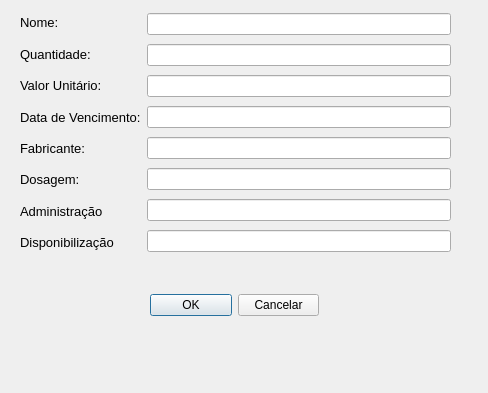
Above: Projeto 2/JanelaCadMedicamento.ui from andersoncoutinho/Linguagem-de-Programacao-I before the change. Below: the same form after it.
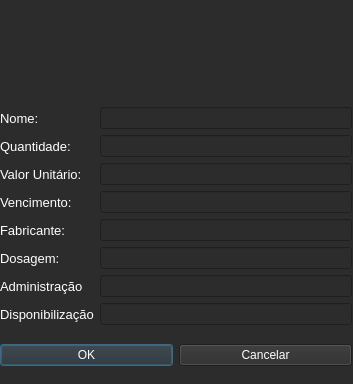
That is the form after the change. Icons and pictures are not drawn.

Commit message: add styleSheet janelas

The edit to the form file:
```diff
--- a/Projeto 2/JanelaCadMedicamento.ui
+++ b/Projeto 2/JanelaCadMedicamento.ui
@@ -6,48 +6,41 @@
    <rect>
     <x>0</x>
     <y>0</y>
-    <width>488</width>
-    <height>393</height>
+    <width>353</width>
+    <height>384</height>
    </rect>
   </property>
   <property name="windowTitle">
    <string>Dialog</string>
   </property>
-  <widget class="QWidget" name="horizontalLayoutWidget_2">
+  <property name="styleSheet">
+   <string notr="true">background-color: rgb(44, 44, 44);
+color: rgb(255, 255, 255);</string>
+  </property>
+  <widget class="QWidget" name="verticalLayoutWidget">
    <property name="geometry">
     <rect>
-     <x>150</x>
-     <y>280</y>
-     <width>169</width>
-     <height>51</height>
+     <x>0</x>
+     <y>0</y>
+     <width>352</width>
+     <height>381</height>
     </rect>
    </property>
-   <layout class="QHBoxLayout" name="horizontalLayout_3">
+   <layout class="QVBoxLayout" name="verticalLayout">
     <item>
-     <widget class="QPushButton" name="pushButton_3">
-      <property name="text">
-       <string>OK</string>
+     <widget class="QLabel" name="label_17">
+      <property name="maximumSize">
+       <size>
+        <width>350</width>
+        <height>75</height>
+       </size>
       </property>
-     </widget>
-    </item>
-    <item>
-     <widget class="QPushButton" name="pushButton_4">
       <property name="text">
-       <string>Cancelar</string>
+       <string/>
       </property>
      </widget>
     </item>
-   </layout>
-  </widget>
-  <widget class="QWidget" name="horizontalLayoutWidget">
-   <property name="geometry">
-    <rect>
-     <x>20</x>
-     <y>10</y>
-     <width>431</width>
-     <height>245</height>
-    </rect>
-   </property>
+    <item>
    <layout class="QHBoxLayout" name="horizontalLayout_4">
     <item>
      <layout class="QVBoxLayout" name="verticalLayout_5">
@@ -95,7 +88,7 @@
          </font>
         </property>
         <property name="text">
-         <string>Data de Vencimento:</string>
+           <string>Vencimento:</string>
         </property>
        </widget>
       </item>
@@ -178,8 +171,30 @@
      </layout>
     </item>
    </layout>
-  </widget>
- </widget>
- <resources/>
+    </item>
+    <item>
+     <layout class="QHBoxLayout" name="horizontalLayout_3">
+      <item>
+       <widget class="QPushButton" name="pushButton_3">
+        <property name="text">
+         <string>OK</string>
+        </property>
+       </widget>
+      </item>
+      <item>
+       <widget class="QPushButton" name="pushButton_4">
+        <property name="text">
+         <string>Cancelar</string>
+        </property>
+       </widget>
+      </item>
+     </layout>
+    </item>
+   </layout>
+  </widget>
+ </widget>
+ <resources>
+  <include location="Arquivo_de_Recursos.qrc"/>
+ </resources>
  <connections/>
 </ui>
```
Left out of the diff: 6 changed lines with no effect on the pictures. Lines whose indentation alone changed are shown as unchanged. The commit also changes 31 other files.
